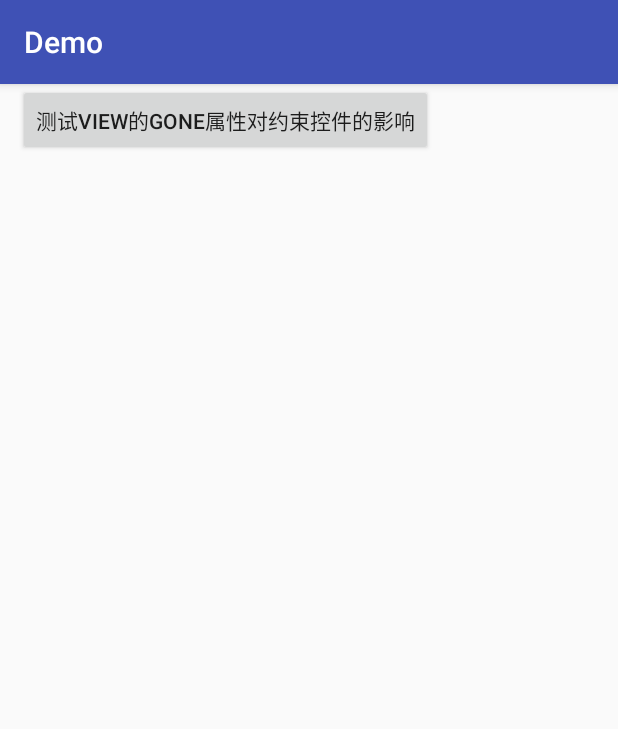
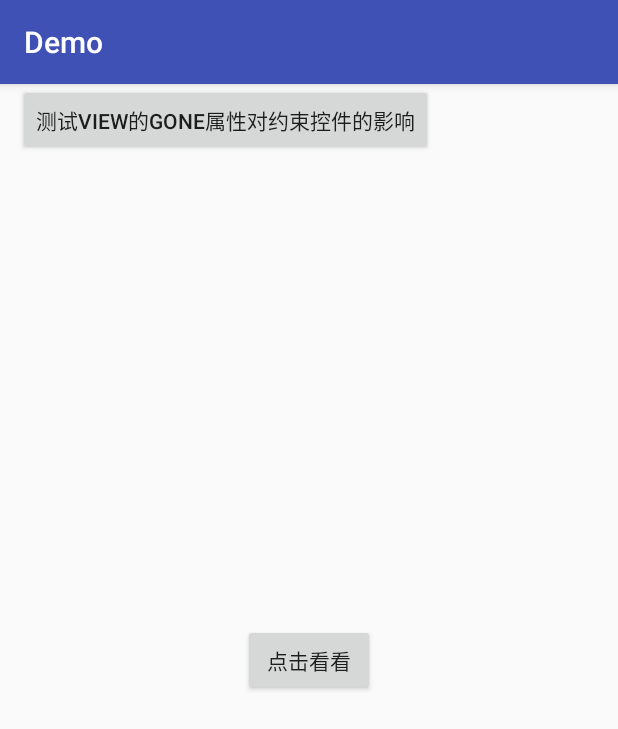
Before and after one commit to woniu0936/android-Demo, an Android app: the fragment Fragment03 placed in its activity, on a phone screen of 412 x 824 dp. Shown: the top 729 px of the screen. Run offline under Robolectric (Android 15) with nearby library versions, the phone set to English and light mode, and no system bars; libraries missing offline, so code that uses them is left out: me.yokeyword.fragmentation_swipeback; 1 statement that could not run was skipped.

Commit message:
测试gone对constrainLayout中布局的影响

```diff
--- a/app/src/main/java/com/woniu/demo/constrainlayout/Fragment03.kt
+++ b/app/src/main/java/com/woniu/demo/constrainlayout/Fragment03.kt
@@ -5,6 +5,10 @@ import android.view.LayoutInflater
 import android.view.View
 import android.view.ViewGroup
 import com.woniu.demo.R
+import com.woniu.demo.extension.click
+import com.woniu.demo.extension.show
+import com.woniu.demo.extension.toggleVisible
+import kotlinx.android.synthetic.main.fragment_constraintlayout_03.*
 import me.yokeyword.fragmentation_swipeback.SwipeBackFragment
 
 /**
@@ -25,4 +29,12 @@ class Fragment03 : SwipeBackFragment() {
         return inflater?.inflate(R.layout.fragment_constraintlayout_03, container, false)
     }
 
+    override fun onViewCreated(view: View?, savedInstanceState: Bundle?) {
+        super.onViewCreated(view, savedInstanceState)
+        btnToggle.click {
+            tvGone.toggleVisible()
+//            tvGone.show()
+        }
+    }
+
 }
--- a/app/src/main/res/layout/fragment_constraintlayout_03.xml
+++ b/app/src/main/res/layout/fragment_constraintlayout_03.xml
@@ -24,5 +24,15 @@
         app:layout_constraintLeft_toRightOf="@id/tvGone"
         app:layout_goneMarginLeft="12dp" />
 
+    <Button
+        android:id="@+id/btnToggle"
+        android:layout_width="wrap_content"
+        android:layout_height="wrap_content"
+        android:text="点击看看"
+        app:layout_constraintBottom_toBottomOf="parent"
+        app:layout_constraintLeft_toLeftOf="parent"
+        app:layout_constraintRight_toRightOf="parent"
+        app:layout_constraintTop_toTopOf="parent" />
+
 
 </android.support.constraint.ConstraintLayout>
```
Also changed, not shown: app/src/main/java/com/woniu/demo/extension/View.kt (+12 -0 lines).
